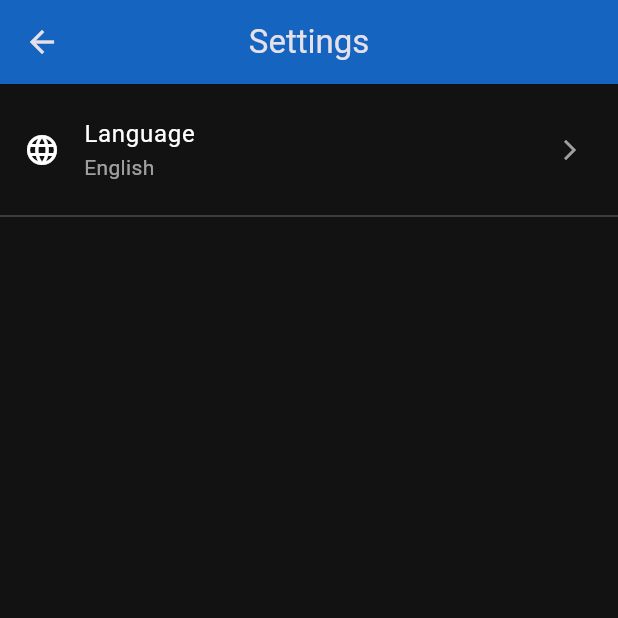
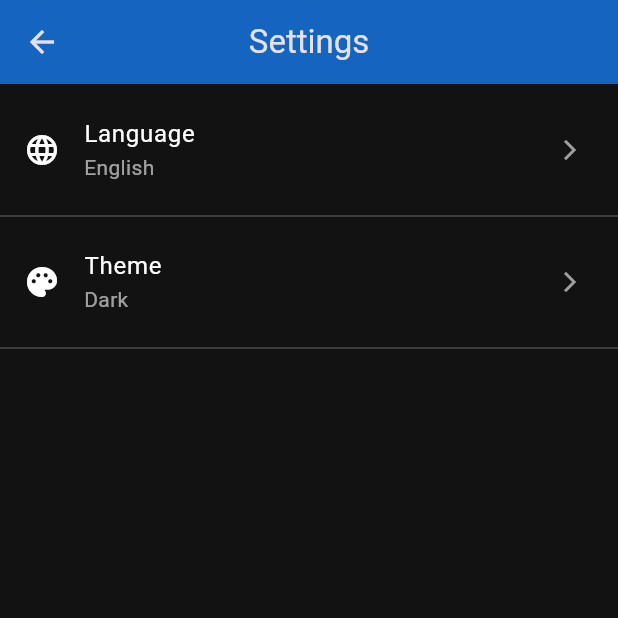
Before and after one commit to Idris7umed/Eritv-App, a Flutter app: the screen it shows after launch, after a tap on the "settings" icon, on a phone screen of 412 x 824 dp, the top half of it. Run offline on Flutter 3.47's test engine with Material 3 defaults, Android fonts, the phone set to English and light mode, and no system bars; our stand-ins replace chewie, shared_preferences, video_player, wakelock_plus; network calls fail.

Commit message:
Add theme toggle support and auto-play first channel on app launch
Co-authored-by: Idris7umed <45285120+Idris7umed@users.noreply.github.com>

```diff
--- a/lib/l10n/app_localizations.dart
+++ b/lib/l10n/app_localizations.dart
@@ -46,6 +46,11 @@ class AppLocalizations {
       'chromecast_info': 'Chromecast functionality is available but requires Google Play Services to be fully configured.',
       'chromecast_future': 'This feature will be fully enabled in a future update.',
       'ok': 'OK',
+      'theme': 'Theme',
+      'select_theme': 'Select Theme',
+      'light': 'Light',
+      'dark': 'Dark',
+      'system': 'System',
     },
     'ti': {
       'app_title': 'ERi-TV',
@@ -79,6 +84,11 @@ class AppLocalizations {
       'chromecast_info': 'Chromecast ተግባር ኣሎ ግን ጉግል ፕለይ ሰርቪስ ምምልማል የድሊ።',
       'chromecast_future': 'እዚ ባህሪ ኣብ መጻኢ ምዕባለ ምሉእ ብምሉእ ክንቀጸል እዩ።',
       'ok': 'እወ',
+      'theme': 'ቅርጺ',
+      'select_theme': 'ቅርጺ መርጽ',
+      'light': 'ብርሃን',
+      'dark': 'ጸልማት',
+      'system': 'ስርዓት',
     },
     'ar': {
       'app_title': 'ERi-TV',
@@ -112,6 +122,11 @@ class AppLocalizations {
       'chromecast_info': 'وظيفة Chromecast متاحة ولكنها تتطلب تكوين خدمات Google Play بشكل كامل.',
       'chromecast_future': 'سيتم تفعيل هذه الميزة بالكامل في تحديث مستقبلي.',
       'ok': 'حسناً',
+      'theme': 'المظهر',
+      'select_theme': 'اختر المظهر',
+      'light': 'فاتح',
+      'dark': 'داكن',
+      'system': 'النظام',
     },
   };
 
@@ -151,6 +166,11 @@ class AppLocalizations {
   String get chromecastInfo => translate('chromecast_info');
   String get chromecastFuture => translate('chromecast_future');
   String get ok => translate('ok');
+  String get theme => translate('theme');
+  String get selectTheme => translate('select_theme');
+  String get light => translate('light');
+  String get dark => translate('dark');
+  String get system => translate('system');
 }
 
 class _AppLocalizationsDelegate
--- a/lib/main.dart
+++ b/lib/main.dart
@@ -3,6 +3,7 @@ import 'package:flutter/services.dart';
 import 'package:flutter_localizations/flutter_localizations.dart';
 import 'screens/home_screen.dart';
 import 'services/localization_service.dart';
+import 'services/theme_service.dart';
 import 'l10n/app_localizations.dart';
 
 void main() {
@@ -27,12 +28,15 @@ class EritvApp extends StatefulWidget {
 
 class _EritvAppState extends State<EritvApp> {
   final LocalizationService _localizationService = LocalizationService();
+  final ThemeService _themeService = ThemeService();
   Locale _locale = const Locale('en', '');
+  ThemeMode _themeMode = ThemeMode.dark;
 
   @override
   void initState() {
     super.initState();
     _loadLocale();
+    _loadThemeMode();
   }
 
   Future<void> _loadLocale() async {
@@ -42,9 +46,22 @@ class _EritvAppState extends State<EritvApp> {
     });
   }
 
+  Future<void> _loadThemeMode() async {
+    final themeMode = await _themeService.getThemeMode();
+    setState(() {
+      _themeMode = themeMode;
+    });
+  }
+
   void _changeLocale(Locale locale) {
     setState(() {
       _locale = locale;
+    });
+  }
+
+  void _changeThemeMode(ThemeMode mode) {
+    setState(() {
+      _themeMode = mode;
     });
   }
 
@@ -61,7 +78,27 @@ class _EritvAppState extends State<EritvApp> {
         GlobalCupertinoLocalizations.delegate,
       ],
       supportedLocales: LocalizationService.supportedLocales,
+      themeMode: _themeMode,
       theme: ThemeData(
+        primarySwatch: Colors.blue,
+        primaryColor: const Color(0xFF1565C0),
+        scaffoldBackgroundColor: Colors.white,
+        appBarTheme: const AppBarTheme(
+          backgroundColor: Color(0xFF1565C0),
+          elevation: 0,
+          centerTitle: true,
+          foregroundColor: Colors.white,
+        ),
+        cardTheme: CardThemeData(
+          color: Colors.white,
+          elevation: 2,
+          shape: RoundedRectangleBorder(
+            borderRadius: BorderRadius.circular(12),
+          ),
+        ),
+        brightness: Brightness.light,
+      ),
+      darkTheme: ThemeData(
         primarySwatch: Colors.blue,
         primaryColor: const Color(0xFF1565C0),
         scaffoldBackgroundColor: const Color(0xFF121212),
@@ -82,6 +119,7 @@ class _EritvAppState extends State<EritvApp> {
       home: HomeScreen(
         currentLocale: _locale,
         onLocaleChange: _changeLocale,
+        onThemeModeChange: _changeThemeMode,
       ),
     );
   }
--- a/lib/screens/home_screen.dart
+++ b/lib/screens/home_screen.dart
@@ -11,11 +11,13 @@ import 'settings_screen.dart';
 class HomeScreen extends StatefulWidget {
   final Locale currentLocale;
   final Function(Locale) onLocaleChange;
+  final Function(ThemeMode) onThemeModeChange;
 
   const HomeScreen({
     super.key,
     required this.currentLocale,
     required this.onLocaleChange,
+    required this.onThemeModeChange,
   });
 
   @override
@@ -30,6 +32,7 @@ class _HomeScreenState extends State<HomeScreen> {
   bool _isLoading = true;
   String? _error;
   int _selectedIndex = 0;
+  bool _hasAutoPlayed = false;
 
   @override
   void initState() {
@@ -50,6 +53,22 @@ class _HomeScreenState extends State<HomeScreen> {
         _channels = channels;
         _isLoading = false;
       });
+
+      // Auto-play the first channel when app opens
+      if (!_hasAutoPlayed && channels.isNotEmpty && mounted) {
+        _hasAutoPlayed = true;
+        // Use WidgetsBinding to ensure the first frame is built before navigating
+        WidgetsBinding.instance.addPostFrameCallback((_) {
+          if (mounted) {
+            Navigator.push(
+              context,
+              MaterialPageRoute(
+                builder: (context) => PlayerScreen(channel: channels[0]),
+              ),
+            );
+          }
+        });
+      }
     } catch (e) {
       setState(() {
         _error = e.toString();
@@ -72,6 +91,7 @@ class _HomeScreenState extends State<HomeScreen> {
 
   Widget _buildChannelsList() {
     final l10n = AppLocalizations.of(context);
+    final isDark = Theme.of(context).brightness == Brightness.dark;
 
     if (_isLoading) {
       return Center(
@@ -82,7 +102,7 @@ class _HomeScreenState extends State<HomeScreen> {
             const SizedBox(height: 16),
             Text(
               l10n?.loadingChannels ?? 'Loading channels...',
-              style: const TextStyle(color: Colors.white70),
+              style: TextStyle(color: isDark ? Colors.white70 : Colors.black54),
             ),
           ],
         ),
@@ -103,7 +123,7 @@ class _HomeScreenState extends State<HomeScreen> {
             Text(
               l10n?.errorLoadingChannels ?? 'Error loading channels',
               style: Theme.of(context).textTheme.titleLarge?.copyWith(
-                    color: Colors.white,
+                    color: isDark ? Colors.white : Colors.black87,
                   ),
             ),
             const SizedBox(height: 8),
@@ -112,7 +132,7 @@ class _HomeScreenState extends State<HomeScreen> {
               child: Text(
                 _error!,
                 textAlign: TextAlign.center,
-                style: const TextStyle(color: Colors.white70),
+                style: TextStyle(color: isDark ? Colors.white70 : Colors.black54),
               ),
             ),
             const SizedBox(height: 24),
@@ -130,7 +150,7 @@ class _HomeScreenState extends State<HomeScreen> {
       return Center(
         child: Text(
           l10n?.noChannelsAvailable ?? 'No channels available',
-          style: const TextStyle(color: Colors.white70),
+          style: TextStyle(color: isDark ? Colors.white70 : Colors.black54),
         ),
       );
     }
@@ -143,6 +163,7 @@ class _HomeScreenState extends State<HomeScreen> {
         itemBuilder: (context, index) {
           final channel = _channels![index];
           final isFavorite = _favoriteIds.contains(channel.id);
+          final isDark = Theme.of(context).brightness == Brightness.dark;
 
           return Card(
             margin: const EdgeInsets.only(bottom: 12),
@@ -166,16 +187,16 @@ class _HomeScreenState extends State<HomeScreen> {
               ),
               title: Text(
                 channel.name,
-                style: const TextStyle(
-                  color: Colors.white,
+                style: TextStyle(
+                  color: isDark ? Colors.white : Colors.black87,
                   fontWeight: FontWeight.bold,
                   fontSize: 16,
                 ),
               ),
               subtitle: Text(
                 channel.id.isNotEmpty ? channel.id : 'Live TV',
-                style: const TextStyle(
-                  color: Colors.white60,
+                style: TextStyle(
+                  color: isDark ? Colors.white60 : Colors.black54,
                   fontSize: 12,
                 ),
               ),
@@ -185,7 +206,7 @@ class _HomeScreenState extends State<HomeScreen> {
                   IconButton(
                     icon: Icon(
                       isFavorite ? Icons.favorite : Icons.favorite_border,
-                      color: isFavorite ? Colors.red : Colors.white60,
+                      color: isFavorite ? Colors.red : (isDark ? Colors.white60 : Colors.black54),
                     ),
                     onPressed: () => _toggleFavorite(channel.id),
                   ),
@@ -231,6 +252,7 @@ class _HomeScreenState extends State<HomeScreen> {
                 MaterialPageRoute(
                   builder: (context) => SettingsScreen(
                     onLocaleChange: widget.onLocaleChange,
+                    onThemeModeChange: widget.onThemeModeChange,
                   ),
                 ),
               );
@@ -258,9 +280,13 @@ class _HomeScreenState extends State<HomeScreen> {
             _loadFavorites(); // Reload favorites when switching to favorites tab
           }
         },
-        backgroundColor: const Color(0xFF1E1E1E),
+        backgroundColor: Theme.of(context).brightness == Brightness.dark
+            ? const Color(0xFF1E1E1E)
+            : Colors.white,
         selectedItemColor: Theme.of(context).primaryColor,
-        unselectedItemColor: Colors.white60,
+        unselectedItemColor: Theme.of(context).brightness == Brightness.dark
+            ? Colors.white60
+            : Colors.black54,
         items: [
           BottomNavigationBarItem(
             icon: const Icon(Icons.live_tv),
--- a/lib/screens/settings_screen.dart
+++ b/lib/screens/settings_screen.dart
@@ -1,11 +1,17 @@
 import 'package:flutter/material.dart';
 import '../services/localization_service.dart';
+import '../services/theme_service.dart';
 import '../l10n/app_localizations.dart';
 
 class SettingsScreen extends StatefulWidget {
   final Function(Locale) onLocaleChange;
+  final Function(ThemeMode) onThemeModeChange;
 
-  const SettingsScreen({super.key, required this.onLocaleChange});
+  const SettingsScreen({
+    super.key,
+    required this.onLocaleChange,
+    required this.onThemeModeChange,
+  });
 
   @override
   State<SettingsScreen> createState() => _SettingsScreenState();
@@ -13,18 +19,28 @@ class SettingsScreen extends StatefulWidget {
 
 class _SettingsScreenState extends State<SettingsScreen> {
   final LocalizationService _localizationService = LocalizationService();
+  final ThemeService _themeService = ThemeService();
   Locale? _currentLocale;
+  ThemeMode? _currentThemeMode;
 
   @override
   void initState() {
     super.initState();
     _loadCurrentLocale();
+    _loadCurrentThemeMode();
   }
 
   Future<void> _loadCurrentLocale() async {
     final locale = await _localizationService.getLocale();
     setState(() {
       _currentLocale = locale;
+    });
+  }
+
+  Future<void> _loadCurrentThemeMode() async {
+    final themeMode = await _themeService.getThemeMode();
+    setState(() {
+      _currentThemeMode = themeMode;
     });
   }
 
@@ -36,9 +52,18 @@ class _SettingsScreenState extends State<SettingsScreen> {
     widget.onLocaleChange(locale);
   }
 
+  Future<void> _changeThemeMode(ThemeMode mode) async {
+    await _themeService.setThemeMode(mode);
+    setState(() {
+      _currentThemeMode = mode;
+    });
+    widget.onThemeModeChange(mode);
+  }
+
   @override
   Widget build(BuildContext context) {
     final l10n = AppLocalizations.of(context);
+    final isDark = Theme.of(context).brightness == Brightness.dark;
 
     return Scaffold(
       appBar: AppBar(
@@ -48,21 +73,37 @@ class _SettingsScreenState extends State<SettingsScreen> {
         children: [
           const SizedBox(height: 8),
           ListTile(
-            leading: const Icon(Icons.language, color: Colors.white),
+            leading: Icon(Icons.language, color: isDark ? Colors.white : Colors.black87),
             title: Text(
               l10n?.language ?? 'Language',
-              style: const TextStyle(color: Colors.white),
+              style: TextStyle(color: isDark ? Colors.white : Colors.black87),
             ),
             subtitle: _currentLocale != null
                 ? Text(
                     LocalizationService.getLanguageNameForLocale(_currentLocale!),
-                    style: const TextStyle(color: Colors.white60),
+                    style: TextStyle(color: isDark ? Colors.white60 : Colors.black54),
                   )
                 : null,
-            trailing: const Icon(Icons.arrow_forward_ios, size: 16, color: Colors.white60),
+            trailing: Icon(Icons.arrow_forward_ios, size: 16, color: isDark ? Colors.white60 : Colors.black54),
             onTap: () => _showLanguageDialog(),
           ),
-          const Divider(color: Colors.white24),
+          Divider(color: isDark ? Colors.white24 : Colors.black12),
+          ListTile(
+            leading: Icon(Icons.palette, color: isDark ? Colors.white : Colors.black87),
+            title: Text(
+              l10n?.theme ?? 'Theme',
+              style: TextStyle(color: isDark ? Colors.white : Colors.black87),
+            ),
+            subtitle: _currentThemeMode != null
+                ? Text(
+                    _themeService.getThemeModeName(_currentThemeMode!),
+                    style: TextStyle(color: isDark ? Colors.white60 : Colors.black54),
+                  )
+                : null,
+            trailing: Icon(Icons.arrow_forward_ios, size: 16, color: isDark ? Colors.white60 : Colors.black54),
+            onTap: () => _showThemeDialog(),
+          ),
+          Divider(color: isDark ? Colors.white24 : Colors.black12),
         ],
       ),
     );
@@ -70,15 +111,16 @@ class _SettingsScreenState extends State<SettingsScreen> {
 
   void _showLanguageDialog() {
     final l10n = AppLocalizations.of(context);
+    final isDark = Theme.of(context).brightness == Brightness.dark;
 
     showDialog(
       context: context,
       builder: (BuildContext context) {
         return AlertDialog(
-          backgroundColor: const Color(0xFF1E1E1E),
+          backgroundColor: isDark ? const Color(0xFF1E1E1E) : Colors.white,
           title: Text(
             l10n?.selectLanguage ?? 'Select Language',
-            style: const TextStyle(color: Colors.white),
+            style: TextStyle(color: isDark ? Colors.white : Colors.black87),
           ),
           content: Column(
             mainAxisSize: MainAxisSize.min,
@@ -88,7 +130,7 @@ class _SettingsScreenState extends State<SettingsScreen> {
                 title: Text(
                   LocalizationService.getLanguageNameForLocale(locale),
                   style: TextStyle(
-                    color: isSelected ? Theme.of(context).primaryColor : Colors.white,
+                    color: isSelected ? Theme.of(context).primaryColor : (isDark ? Colors.white : Colors.black87),
                     fontWeight: isSelected ? FontWeight.bold : FontWeight.normal,
                   ),
                 ),
@@ -106,4 +148,63 @@ class _SettingsScreenState extends State<SettingsScreen> {
       },
     );
   }
+
+  void _showThemeDialog() {
+    final l10n = AppLocalizations.of(context);
+    final isDark = Theme.of(context).brightness == Brightness.dark;
+
+    final themeModes = [
+      ThemeMode.light,
+      ThemeMode.dark,
+      ThemeMode.system,
+    ];
+
+    showDialog(
+      context: context,
+      builder: (BuildContext context) {
+        return AlertDialog(
+          backgroundColor: isDark ? const Color(0xFF1E1E1E) : Colors.white,
+          title: Text(
+            l10n?.selectTheme ?? 'Select Theme',
+            style: TextStyle(color: isDark ? Colors.white : Colors.black87),
+          ),
+          content: Column(
+            mainAxisSize: MainAxisSize.min,
+            children: themeModes.map((mode) {
+              final isSelected = _currentThemeMode == mode;
+              String themeName;
+              switch (mode) {
+                case ThemeMode.light:
+                  themeName = l10n?.light ?? 'Light';
+                  break;
+                case ThemeMode.dark:
+                  themeName = l10n?.dark ?? 'Dark';
+                  break;
+                case ThemeMode.system:
+                  themeName = l10n?.system ?? 'System';
+                  break;
+              }
+
+              return ListTile(
+                title: Text(
+                  themeName,
+                  style: TextStyle(
+                    color: isSelected ? Theme.of(context).primaryColor : (isDark ? Colors.white : Colors.black87),
+                    fontWeight: isSelected ? FontWeight.bold : FontWeight.normal,
+                  ),
+                ),
+                trailing: isSelected
+                    ? Icon(Icons.check, color: Theme.of(context).primaryColor)
+                    : null,
+                onTap: () {
+                  _changeThemeMode(mode);
+                  Navigator.pop(context);
+                },
+              );
+            }).toList(),
+          ),
+        );
+      },
+    );
+  }
 }
--- /dev/null
+++ b/lib/services/theme_service.dart
@@ -0,0 +1,61 @@
+import 'package:flutter/material.dart';
+import 'package:shared_preferences/shared_preferences.dart';
+
+class ThemeService {
+  static const String _themeKey = 'app_theme_mode';
+
+  // Singleton pattern
+  static final ThemeService _instance = ThemeService._internal();
+  factory ThemeService() => _instance;
+  ThemeService._internal();
+
+  Future<ThemeMode> getThemeMode() async {
+    final prefs = await SharedPreferences.getInstance();
+    final themeModeString = prefs.getString(_themeKey);
+
+    if (themeModeString == null) {
+      return ThemeMode.dark; // Default to dark mode as per current implementation
+    }
+
+    switch (themeModeString) {
+      case 'light':
+        return ThemeMode.light;
+      case 'dark':
+        return ThemeMode.dark;
+      case 'system':
+        return ThemeMode.system;
+      default:
+        return ThemeMode.dark;
+    }
+  }
+
+  Future<void> setThemeMode(ThemeMode mode) async {
+    final prefs = await SharedPreferences.getInstance();
+    String themeModeString;
+
+    switch (mode) {
+      case ThemeMode.light:
+        themeModeString = 'light';
+        break;
+      case ThemeMode.dark:
+        themeModeString = 'dark';
+        break;
+      case ThemeMode.system:
+        themeModeString = 'system';
+        break;
+    }
+
+    await prefs.setString(_themeKey, themeModeString);
+  }
+
+  String getThemeModeName(ThemeMode mode) {
+    switch (mode) {
+      case ThemeMode.light:
+        return 'Light';
+      case ThemeMode.dark:
+        return 'Dark';
+      case ThemeMode.system:
+        return 'System';
+    }
+  }
+}
```
